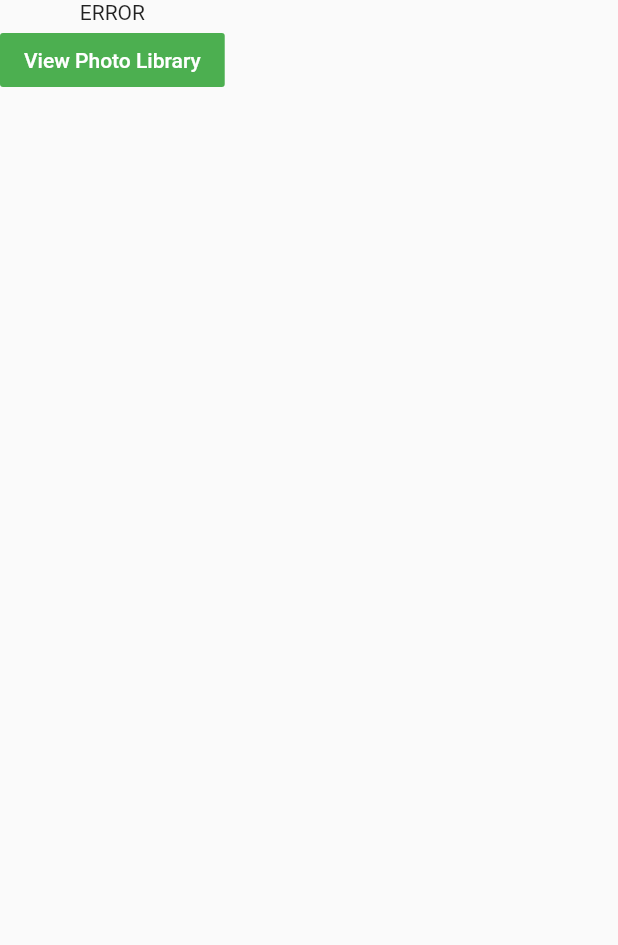
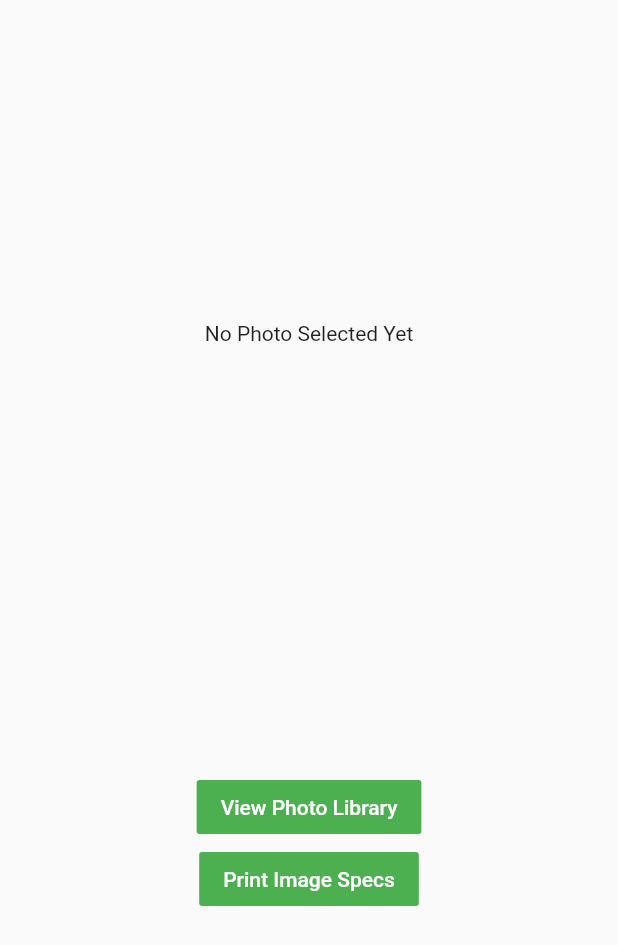
Before and after one commit to Bluebar1/wikimap2.0, a Flutter app: the ImageSelection screen opened directly, on a phone screen of 412 x 824 dp. Shown: the top 945 px of the screen. Run offline on Flutter 3.47's test engine with Material 2 defaults, Android fonts, the phone set to English and light mode, and no system bars; our stand-ins replace flushbar, flutter_colorpicker, flutter_svg, flutter_swiper, geolocator, google_maps_flutter and 4 more; missing offline and left inert: geocoder, rubber; accounts and stored records are empty.

Commit message:
print image spec testing

```diff
--- a/lib/screens/image_selection.dart
+++ b/lib/screens/image_selection.dart
@@ -10,7 +10,7 @@ class ImageSelection extends StatefulWidget {
 class _ImageSelection extends State<ImageSelection> {
   String _path;
   bool isVideo = false;
-  String _retrieveDataError;
+  //String _retrieveDataError;
 
   void _showPhotoLibrary(BuildContext context) async {
     //Navigator.pop(context);
@@ -45,19 +45,32 @@ class _ImageSelection extends State<ImageSelection> {
   Widget build(BuildContext context) {
     return Scaffold(
       body: SafeArea(
+        child: Center(
           child: Column(
+            mainAxisAlignment: MainAxisAlignment.center,
             children: [
-            (_path != null) ? Image.file(File(_path)) : Text('ERROR'),
+              (_path != null)
+                  ? Image.file(File(_path))
+                  : SizedBox(height: 300, child: Text('No Photo Selected Yet')),
               FlatButton(
-              child: Text("View Photo Library",
+                child: Text('View Photo Library',
                     style: TextStyle(color: Colors.white)),
                 color: Colors.green,
                 onPressed: () {
                   isVideo = false;
                   _showPhotoLibrary(context);
                 },
+              ),
+              FlatButton(
+                child: Text('Print Image Specs',
+                    style: TextStyle(color: Colors.white)),
+                color: Colors.green,
+                onPressed: () {
+                  print(File(_path).toString());
+                },
               )
             ],
+          ),
         ),
       ),
     );
```
Also changed, not shown: 3 other files. Lines whose indentation alone changed are shown as unchanged.
